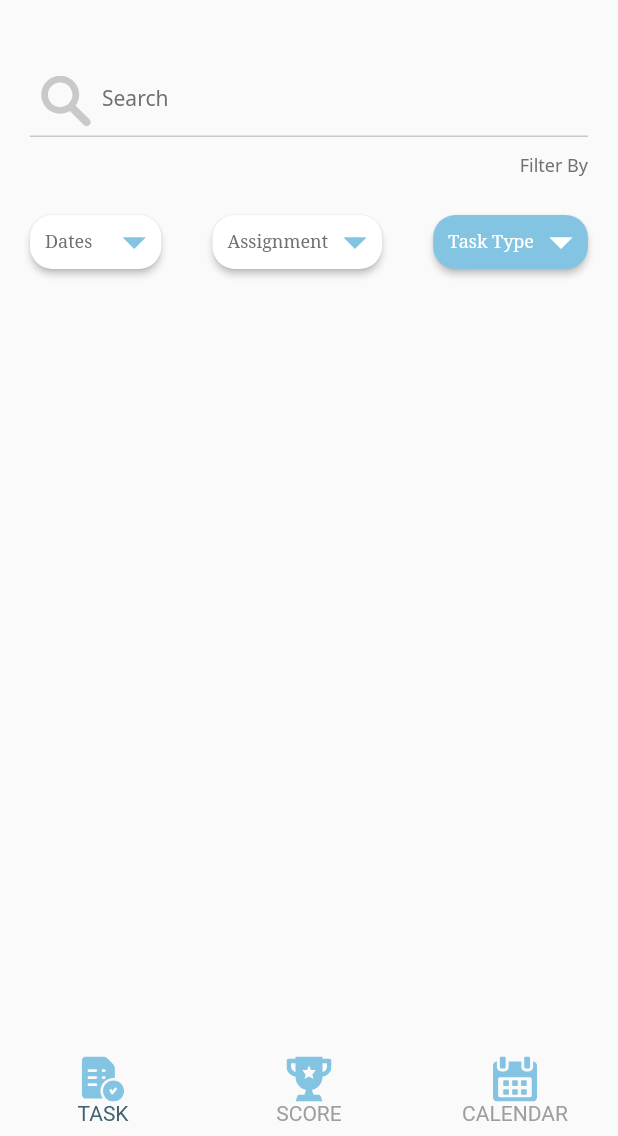
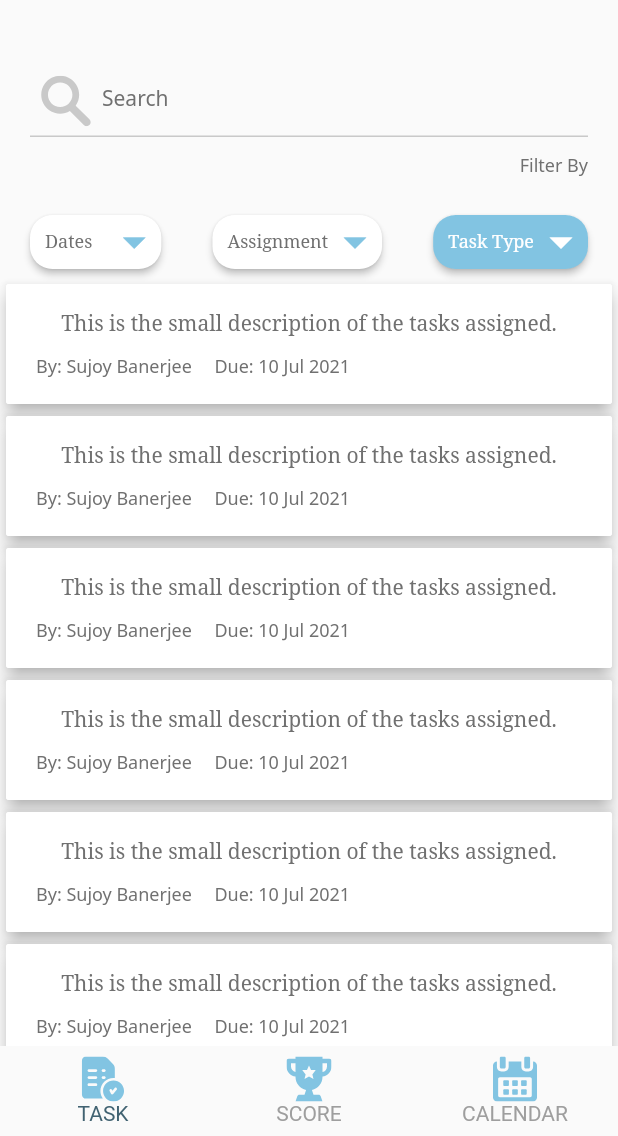
Before and after one commit to suvro467/auto_pilot, a Flutter app: the HomeScreen screen opened directly, swiped to page 5, on a phone screen of 412 x 824 dp, the part 100-1236 px from its top. Run offline on Flutter 3.47's test engine with Material 2 defaults, Android fonts, the phone set to English and light mode, and no system bars; our stand-ins replace another_flushbar, flutter_svg, google_fonts, hexcolor, pie_chart; project files that could hold a hidden picture were left out.

Commit message:
Changes done in Search Screen.

```diff
--- a/lib/screens/app_bar_screens/search_screen.dart
+++ b/lib/screens/app_bar_screens/search_screen.dart
@@ -3,6 +3,7 @@ import 'package:flutter/material.dart';
 import 'package:flutter_svg/flutter_svg.dart';
 import 'package:google_fonts/google_fonts.dart';
 import 'package:hexcolor/hexcolor.dart';
+import 'package:intl/intl.dart';
 
 class SearchScreen extends StatefulWidget {
   final GlobalKey<ScaffoldState> scaffoldKey;
@@ -39,6 +40,7 @@ class _SearchScreenState extends State<SearchScreen> {
   bool isSelectedTaskType = true;
 
   List<Map<String, dynamic>> searchResults = [];
+  List<Widget> searchCards = [];
 
   @override
   void initState() {
@@ -254,18 +256,97 @@ class _SearchScreenState extends State<SearchScreen> {
               ],
             ),
           ),
+          Expanded(
+            child: ListView(
+              children: getSearchResults(),
+            ),
+          )
         ],
+      ),
+    ));
+  }
+
+  List<Widget> getSearchResults() {
+    searchResults = [];
+    for (int i = 0; i < 10; i++) {
+      searchResults.add({
+        'Description': 'This is the small description of the tasks assigned.',
+        'By': 'Sujoy Banerjee',
+        'Due': DateTime.now()
+      });
+    }
+
+    searchCards = [];
+    for (int i = 0; i < searchResults.length; i++) {
+      searchCards.add(
+        Card(
+          elevation: 5,
+          shadowColor: Colors.black,
+          //color: Colors.amber[100],
+          shape: RoundedRectangleBorder(
+            borderRadius: BorderRadius.only(
+              topRight: Radius.elliptical(2, 2),
+              bottomRight: Radius.elliptical(2, 2),
+              topLeft: Radius.elliptical(2, 2),
+              bottomLeft: Radius.elliptical(2, 2),
+            ),
+          ),
+          clipBehavior: Clip.antiAlias,
+          child: Container(
+            padding: EdgeInsets.only(
+              left: 20,
+              right: 20,
+              top: 18,
+              bottom: 18,
+            ),
+            height: 80,
+            color: Colors.white,
+            child: Column(
+              mainAxisAlignment: MainAxisAlignment.spaceBetween,
+              children: [
+                Text(
+                  searchResults[i]['Description'].toString(),
+                  overflow: TextOverflow.ellipsis,
+                  style: GoogleFonts.notoSerif(
+                    color: HexColor('#707070'),
+                    fontWeight: FontWeight.normal,
+                    fontSize: 14,
+                  ),
+                ),
+                Row(
+                  children: [
+                    Text(
+                      'By: ' + searchResults[i]['By'].toString(),
+                      overflow: TextOverflow.ellipsis,
+                      style: GoogleFonts.notoSans(
+                        color: HexColor('#707070'),
+                        fontWeight: FontWeight.normal,
+                        fontSize: 12,
+                      ),
+                    ),
+                    SizedBox(
+                      width: 15,
+                    ),
+                    Text(
+                      'Due: ' +
+                          DateFormat('dd MMM yyyy')
+                              .format(searchResults[i]['Due']),
+                      overflow: TextOverflow.ellipsis,
+                      style: GoogleFonts.notoSans(
+                        color: HexColor('#707070'),
+                        fontWeight: FontWeight.normal,
+                        fontSize: 12,
+                      ),
+                    ),
+                  ],
+                )
+              ],
+            ),
           ),
         ),
       );
     }
 
-  getSearchResults() {
-    for (int i = 0; i < 10; i++) {
-      searchResults.add({
-        'Description': 'This is the small description of the tasks assigned.',
-        'By': 'Sujoy Banerjee'
-      });
+    return searchCards;
   }
 }
-}
--- a/lib/shared/presentation/styles.dart
+++ b/lib/shared/presentation/styles.dart
@@ -33,7 +33,7 @@ class MyAutoPilotStyles {
   static const Color drawerMenuColor = Color.fromRGBO(252, 128, 25, 1);
   static const Color buttonBlackColor = Colors.black;
   static const Color buttonOrangeColor = Color.fromRGBO(252, 128, 25, 1);
-  static const Color dineOrderGreyColor = Color.fromRGBO(126, 128, 140, 1);
+  static const Color AutoPilotGreyColor = Color.fromRGBO(126, 128, 140, 1);
   static const Color drawerHeaderColor =
       Colors.grey; //Color.fromRGBO(217, 227, 227, 1);
   static const Color validationColor = Color.fromRGBO(250, 74, 91, 1);
@@ -90,7 +90,7 @@ class MyAutoPilotStyles {
 
   /// Dividers:
   static const Divider menuItemDivider = Divider(
-    color: dineOrderGreyColor,
+    color: AutoPilotGreyColor,
   );
 
   // Box Decorations:
@@ -106,7 +106,7 @@ class MyAutoPilotStyles {
   );
 
   // DateTime Format
-  static String getDineOrderDateFormat(DateTime dt) {
+  static String getAutoPilotDateFormat(DateTime dt) {
     if (DateTime.now().year == dt.year) {
       return 'd M H:i A';
     } else {
@@ -114,11 +114,11 @@ class MyAutoPilotStyles {
     }
   }
 
-  static String getDineOrderDateFormatMultiDate(DateTime dt) {
+  static String getAutoPilotDateFormatMultiDate(DateTime dt) {
     return 'd M Y H:i A';
   }
 
-  static String getDineOrderDateFormatMultiDateInitial(DateTime dt) {
+  static String getAutoPilotDateFormatMultiDateInitial(DateTime dt) {
     if (DateTime.now().year == dt.year) {
       return 'd M ';
     } else {
@@ -126,7 +126,7 @@ class MyAutoPilotStyles {
     }
   }
 
-  static String getDineOrderSingleDateFormat(DateTime dt) {
+  static String getAutoPilotSingleDateFormat(DateTime dt) {
     return 'd M Y ';
   }
 }
```
Lines whose indentation alone changed are shown as unchanged.
